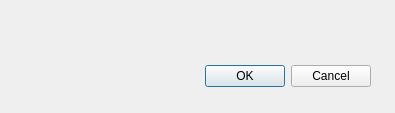
This is cad_importer_dialog_base.ui in dbaldzhiev/cad_importer as Qt 5 draws it before an edit. The edited form follows.
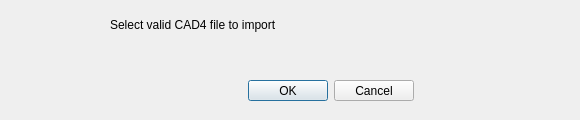
This is the edited form. Icons and pictures are not drawn. Custom widgets are drawn as their Qt base class.

Diff of the .ui file:
```diff
--- a/cad_importer_dialog_base.ui
+++ b/cad_importer_dialog_base.ui
@@ -6,20 +6,35 @@
    <rect>
     <x>0</x>
     <y>0</y>
-    <width>395</width>
-    <height>113</height>
+    <width>580</width>
+    <height>120</height>
    </rect>
   </property>
+  <property name="sizePolicy">
+   <sizepolicy hsizetype="Fixed" vsizetype="Fixed">
+    <horstretch>0</horstretch>
+    <verstretch>0</verstretch>
+   </sizepolicy>
+  </property>
+  <property name="maximumSize">
+   <size>
+    <width>580</width>
+    <height>120</height>
+   </size>
+  </property>
+  <property name="acceptDrops">
+   <bool>true</bool>
+  </property>
   <property name="windowTitle">
    <string>CAD4 Importer</string>
   </property>
   <widget class="QDialogButtonBox" name="button_box">
    <property name="geometry">
     <rect>
-     <x>30</x>
-     <y>60</y>
-     <width>341</width>
-     <height>32</height>
+     <x>110</x>
+     <y>80</y>
+     <width>441</width>
+     <height>21</height>
     </rect>
    </property>
    <property name="orientation">
@@ -28,17 +43,52 @@
    <property name="standardButtons">
     <set>QDialogButtonBox::Cancel|QDialogButtonBox::Ok</set>
    </property>
+   <property name="centerButtons">
+    <bool>true</bool>
+   </property>
   </widget>
   <widget class="QgsFileWidget" name="mQgsFileWidget">
    <property name="geometry">
     <rect>
-     <x>20</x>
-     <y>20</y>
-     <width>351</width>
-     <height>31</height>
+     <x>110</x>
+     <y>40</y>
+     <width>440</width>
+     <height>30</height>
     </rect>
    </property>
   </widget>
+  <widget class="QLabel" name="label">
+   <property name="geometry">
+    <rect>
+     <x>110</x>
+     <y>15</y>
+     <width>210</width>
+     <height>20</height>
+    </rect>
+   </property>
+   <property name="text">
+    <string>Select valid CAD4 file to import</string>
+   </property>
+  </widget>
+  <widget class="QLabel" name="label_2">
+   <property name="geometry">
+    <rect>
+     <x>10</x>
+     <y>10</y>
+     <width>81</width>
+     <height>101</height>
+    </rect>
+   </property>
+   <property name="text">
+    <string/>
+   </property>
+   <property name="pixmap">
+    <pixmap>logo.png</pixmap>
+   </property>
+   <property name="scaledContents">
+    <bool>true</bool>
+   </property>
+  </widget>
  </widget>
  <customwidgets>
   <customwidget>
```
Left out of the diff: 8 changed lines with no effect on the pictures.
